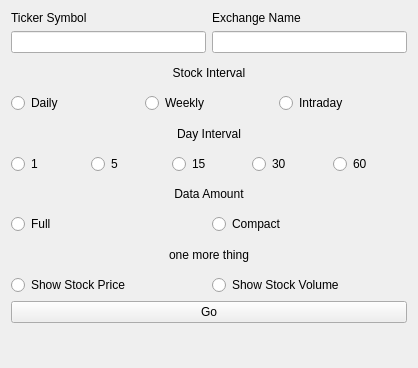
The window that controller.ui (silk-hyacinth/corundum) describes before a commit, drawn with Qt 5.
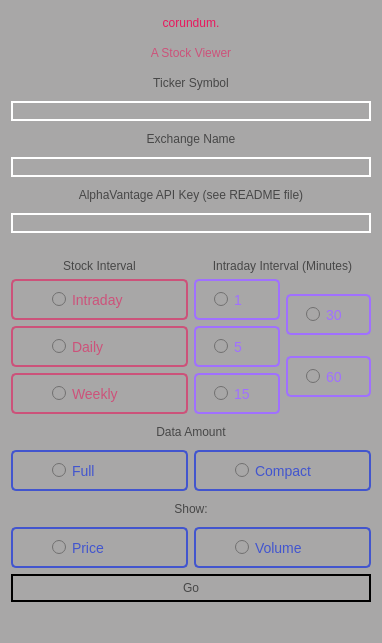
The same window after the commit. Icons and pictures are not drawn.

```diff
--- a/controller.ui
+++ b/controller.ui
@@ -6,50 +6,117 @@
    <rect>
     <x>0</x>
     <y>0</y>
-    <width>418</width>
-    <height>368</height>
+    <width>382</width>
+    <height>643</height>
    </rect>
   </property>
   <property name="windowTitle">
    <string>Form</string>
   </property>
-  <layout class="QVBoxLayout" name="verticalLayout_3">
+  <property name="styleSheet">
+   <string notr="true">background-color:rgb(168, 167, 167);
+color:rgb(71, 71, 71);
+font: 700 8pt &quot;Segoe UI&quot;;</string>
+  </property>
+  <layout class="QVBoxLayout" name="verticalLayout_5">
    <item>
-    <layout class="QHBoxLayout" name="horizontalLayout_4">
+    <widget class="QLabel" name="title_label">
+     <property name="styleSheet">
+      <string notr="true">font: 700 26pt &quot;Wingdings&quot;;
+color: rgb(232, 23, 93);</string>
+     </property>
+     <property name="text">
+      <string>corundum.</string>
+     </property>
+     <property name="alignment">
+      <set>Qt::AlignCenter</set>
+     </property>
+    </widget>
+   </item>
      <item>
-      <layout class="QVBoxLayout" name="verticalLayout">
+    <widget class="QLabel" name="label_2">
+     <property name="styleSheet">
+      <string notr="true">color:rgb(204, 82, 122)</string>
+     </property>
+     <property name="text">
+      <string>A Stock Viewer</string>
+     </property>
+     <property name="alignment">
+      <set>Qt::AlignCenter</set>
+     </property>
+    </widget>
+   </item>
        <item>
         <widget class="QLabel" name="symbol_label">
          <property name="text">
           <string>Ticker Symbol</string>
          </property>
+     <property name="alignment">
+      <set>Qt::AlignCenter</set>
+     </property>
         </widget>
        </item>
        <item>
         <widget class="QLineEdit" name="stock_symbol">
+     <property name="styleSheet">
+      <string notr="true">border: 2px solid white;</string>
+     </property>
          <property name="text">
           <string/>
          </property>
         </widget>
        </item>
-      </layout>
-     </item>
-     <item>
-      <layout class="QVBoxLayout" name="verticalLayout_2">
        <item>
         <widget class="QLabel" name="label">
          <property name="text">
           <string>Exchange Name</string>
          </property>
+     <property name="alignment">
+      <set>Qt::AlignCenter</set>
+     </property>
         </widget>
        </item>
        <item>
-        <widget class="QLineEdit" name="exchange_name"/>
-       </item>
-      </layout>
-     </item>
-    </layout>
+    <widget class="QLineEdit" name="exchange_name">
+     <property name="styleSheet">
+      <string notr="true">border: 2px solid white;</string>
+     </property>
+    </widget>
+   </item>
+   <item>
+    <widget class="QLabel" name="label_3">
+     <property name="text">
+      <string>AlphaVantage API Key (see README file)</string>
+     </property>
+     <property name="alignment">
+      <set>Qt::AlignCenter</set>
+     </property>
+    </widget>
+   </item>
+   <item>
+    <widget class="QLineEdit" name="api_line_edit">
+     <property name="styleSheet">
+      <string notr="true">border: 2px solid white;</string>
+     </property>
+    </widget>
    </item>
+   <item>
+    <spacer name="horizontalSpacer">
+     <property name="orientation">
+      <enum>Qt::Horizontal</enum>
+     </property>
+     <property name="sizeHint" stdset="0">
+      <size>
+       <width>40</width>
+       <height>20</height>
+      </size>
+     </property>
+    </spacer>
+   </item>
+   <item>
+    <layout class="QHBoxLayout" name="horizontalLayout_2">
+     <item>
+      <layout class="QVBoxLayout" name="verticalLayout">
    <item>
     <widget class="QLabel" name="stock_interval_label">
      <property name="text">
@@ -61,9 +128,58 @@
     </widget>
    </item>
    <item>
-    <layout class="QHBoxLayout" name="horizontalLayout">
+        <widget class="QRadioButton" name="intraday_button">
+         <property name="styleSheet">
+          <string notr="true">QRadioButton {
+	color:rgb(204, 82, 122);
+	border-radius:5px;
+	padding: 10px 39px;
+	font-size:14px;
+	border: 2px solid rgb(204, 82, 122);
+	
+}
+
+QRadioButton::indicator::unchecked {
+	image: url(:/icons/radio/radio_unchecked.svg);
+}
+
+QRadioButton::indicator::checked {
+	image: url(:/icons/radio/radio_checked.svg);
+}
+</string>
+         </property>
+         <property name="text">
+          <string>Intraday</string>
+         </property>
+         <attribute name="buttonGroup">
+          <string notr="true">stock_interval</string>
+         </attribute>
+        </widget>
+       </item>
      <item>
       <widget class="QRadioButton" name="daily_button">
+         <property name="layoutDirection">
+          <enum>Qt::LeftToRight</enum>
+         </property>
+         <property name="styleSheet">
+          <string notr="true">QRadioButton {
+	color:rgb(204, 82, 122);
+	border-radius:5px;
+	padding: 10px 39px;
+	font-size:14px;
+	border: 2px solid rgb(204, 82, 122);
+	
+}
+
+QRadioButton::indicator::unchecked {
+	image: url(:/icons/radio/radio_unchecked.svg);
+}
+
+QRadioButton::indicator::checked {
+	image: url(:/icons/radio/radio_checked.svg);
+}
+</string>
+         </property>
        <property name="text">
         <string>Daily</string>
        </property>
@@ -74,6 +190,25 @@
      </item>
      <item>
       <widget class="QRadioButton" name="weekly_button">
+         <property name="styleSheet">
+          <string notr="true">QRadioButton {
+	color:rgb(204, 82, 122);
+	border-radius:5px;
+	padding: 10px 39px;
+	font-size:14px;
+	border: 2px solid rgb(204, 82, 122);
+	
+}
+
+QRadioButton::indicator::unchecked {
+	image: url(:/icons/radio/radio_unchecked.svg);
+}
+
+QRadioButton::indicator::checked {
+	image: url(:/icons/radio/radio_checked.svg);
+}
+</string>
+         </property>
        <property name="text">
         <string>Weekly</string>
        </property>
@@ -82,22 +217,14 @@
        </attribute>
       </widget>
      </item>
-     <item>
-      <widget class="QRadioButton" name="intraday_button">
-       <property name="text">
-        <string>Intraday</string>
-       </property>
-       <attribute name="buttonGroup">
-        <string notr="true">stock_interval</string>
-       </attribute>
-      </widget>
-     </item>
-    </layout>
-   </item>
+      </layout>
+     </item>
+     <item>
+      <layout class="QVBoxLayout" name="verticalLayout_4">
    <item>
     <widget class="QLabel" name="day_interval_label">
      <property name="text">
-      <string>Day Interval</string>
+          <string>Intraday Interval (Minutes)</string>
      </property>
      <property name="alignment">
       <set>Qt::AlignCenter</set>
@@ -105,9 +232,30 @@
     </widget>
    </item>
    <item>
-    <layout class="QHBoxLayout" name="horizontalLayout_2">
+        <layout class="QHBoxLayout" name="horizontalLayout">
+         <item>
+          <layout class="QVBoxLayout" name="verticalLayout_2">
      <item>
       <widget class="QRadioButton" name="one_min_button">
+             <property name="styleSheet">
+              <string notr="true">QRadioButton {
+	color: rgb(160, 112, 255);
+	border-radius:5px;
+	padding: 10px 18px;
+	font-size:14px;
+	border: 2px solid rgb(160, 112, 255);
+	
+}
+
+QRadioButton::indicator::unchecked {
+	image: url(:/icons/radio/radio_purple.svg);
+}
+
+QRadioButton::indicator::checked {
+	image: url(:/icons/radio/checked_radio_purple.svg);
+}
+</string>
+             </property>
        <property name="text">
         <string>1</string>
        </property>
@@ -118,6 +266,25 @@
      </item>
      <item>
       <widget class="QRadioButton" name="five_min_button">
+             <property name="styleSheet">
+              <string notr="true">QRadioButton {
+	color: rgb(160, 112, 255);
+	border-radius:5px;
+	padding: 10px 18px;
+	font-size:14px;
+	border: 2px solid rgb(160, 112, 255);
+	
+}
+
+QRadioButton::indicator::unchecked {
+	image: url(:/icons/radio/radio_purple.svg);
+}
+
+QRadioButton::indicator::checked {
+	image: url(:/icons/radio/checked_radio_purple.svg);
+}
+</string>
+             </property>
        <property name="text">
         <string>5</string>
        </property>
@@ -128,6 +295,25 @@
      </item>
      <item>
       <widget class="QRadioButton" name="fifteen_minute_button">
+             <property name="styleSheet">
+              <string notr="true">QRadioButton {
+	color: rgb(160, 112, 255);
+	border-radius:5px;
+	padding: 10px 18px;
+	font-size:14px;
+	border: 2px solid rgb(160, 112, 255);
+	
+}
+
+QRadioButton::indicator::unchecked {
+	image: url(:/icons/radio/radio_purple.svg);
+}
+
+QRadioButton::indicator::checked {
+	image: url(:/icons/radio/checked_radio_purple.svg);
+}
+</string>
+             </property>
        <property name="text">
         <string>15</string>
        </property>
@@ -136,8 +322,31 @@
        </attribute>
       </widget>
      </item>
+          </layout>
+         </item>
+         <item>
+          <layout class="QVBoxLayout" name="verticalLayout_3">
      <item>
       <widget class="QRadioButton" name="thirty_minute_button">
+             <property name="styleSheet">
+              <string notr="true">QRadioButton {
+	color: rgb(160, 112, 255);
+	border-radius:5px;
+	padding: 10px 18px;
+	font-size:14px;
+	border: 2px solid rgb(160, 112, 255);
+	
+}
+
+QRadioButton::indicator::unchecked {
+	image: url(:/icons/radio/radio_purple.svg);
+}
+
+QRadioButton::indicator::checked {
+	image: url(:/icons/radio/checked_radio_purple.svg);
+}
+</string>
+             </property>
        <property name="text">
         <string>30</string>
        </property>
@@ -148,6 +357,25 @@
      </item>
      <item>
       <widget class="QRadioButton" name="sixty_minute_button">
+             <property name="styleSheet">
+              <string notr="true">QRadioButton {
+	color: rgb(160, 112, 255);
+	border-radius:5px;
+	padding: 10px 18px;
+	font-size:14px;
+	border: 2px solid rgb(160, 112, 255);
+	
+}
+
+QRadioButton::indicator::unchecked {
+	image: url(:/icons/radio/radio_purple.svg);
+}
+
+QRadioButton::indicator::checked {
+	image: url(:/icons/radio/checked_radio_purple.svg);
+}
+</string>
+             </property>
        <property name="text">
         <string>60</string>
        </property>
@@ -158,6 +386,12 @@
      </item>
     </layout>
    </item>
+        </layout>
+       </item>
+      </layout>
+     </item>
+    </layout>
+   </item>
    <item>
     <widget class="QLabel" name="data_amount_label">
      <property name="text">
@@ -172,6 +406,26 @@
     <layout class="QHBoxLayout" name="horizontalLayout_3">
      <item>
       <widget class="QRadioButton" name="output_full">
+       <property name="styleSheet">
+        <string notr="true">QRadioButton {
+	
+	color: rgb(66, 85, 206);
+	border-radius:5px;
+	padding: 10px 39px;
+	font-size:14px;
+	border: 2px solid  rgb(66, 85, 206);
+	
+}
+
+QRadioButton::indicator::unchecked {
+	image: url(:/icons/radio/radio_blue_unchecked.svg);
+}
+
+QRadioButton::indicator::checked {
+	image: url(:/icons/radio/radio_blue.svg);
+}
+</string>
+       </property>
        <property name="text">
         <string>Full</string>
        </property>
@@ -182,6 +436,26 @@
      </item>
      <item>
       <widget class="QRadioButton" name="output_compact">
+       <property name="styleSheet">
+        <string notr="true">QRadioButton {
+	
+	color: rgb(66, 85, 206);
+	border-radius:5px;
+	padding: 10px 39px;
+	font-size:14px;
+	border: 2px solid  rgb(66, 85, 206);
+	
+}
+
+QRadioButton::indicator::unchecked {
+	image: url(:/icons/radio/radio_blue_unchecked.svg);
+}
+
+QRadioButton::indicator::checked {
+	image: url(:/icons/radio/radio_blue.svg);
+}
+</string>
+       </property>
        <property name="text">
         <string>Compact</string>
        </property>
@@ -195,7 +469,7 @@
    <item>
     <widget class="QLabel" name="one_more_thing">
      <property name="text">
-      <string>one more thing</string>
+      <string>Show:</string>
      </property>
      <property name="alignment">
       <set>Qt::AlignCenter</set>
@@ -206,15 +480,55 @@
     <layout class="QHBoxLayout" name="horizontalLayout_5">
      <item>
       <widget class="QRadioButton" name="show_stock">
+       <property name="styleSheet">
+        <string notr="true">QRadioButton {
+	
+	color: rgb(66, 85, 206);
+	border-radius:5px;
+	padding: 10px 39px;
+	font-size:14px;
+	border: 2px solid  rgb(66, 85, 206);
+	
+}
+
+QRadioButton::indicator::unchecked {
+	image: url(:/icons/radio/radio_blue_unchecked.svg);
+}
+
+QRadioButton::indicator::checked {
+	image: url(:/icons/radio/radio_blue.svg);
+}
+</string>
+       </property>
        <property name="text">
-        <string>Show Stock Price</string>
+        <string>Price</string>
        </property>
       </widget>
      </item>
      <item>
       <widget class="QRadioButton" name="show_volume">
+       <property name="styleSheet">
+        <string notr="true">QRadioButton {
+	
+	color: rgb(66, 85, 206);
+	border-radius:5px;
+	padding: 10px 39px;
+	font-size:14px;
+	border: 2px solid  rgb(66, 85, 206);
+	
+}
+
+QRadioButton::indicator::unchecked {
+	image: url(:/icons/radio/radio_blue_unchecked.svg);
+}
+
+QRadioButton::indicator::checked {
+	image: url(:/icons/radio/radio_blue.svg);
+}
+</string>
+       </property>
        <property name="text">
-        <string>Show Stock Volume</string>
+        <string>Volume</string>
        </property>
       </widget>
      </item>
@@ -222,6 +536,11 @@
    </item>
    <item>
     <widget class="QPushButton" name="go_button">
+     <property name="styleSheet">
+      <string notr="true">border: 2px solid;
+padding: 5px 5px;
+rounding:5px</string>
+     </property>
      <property name="text">
       <string>Go</string>
      </property>
```
Left out of the diff: 4 changed lines with no effect on the pictures. Lines whose indentation alone changed are shown as unchanged.
